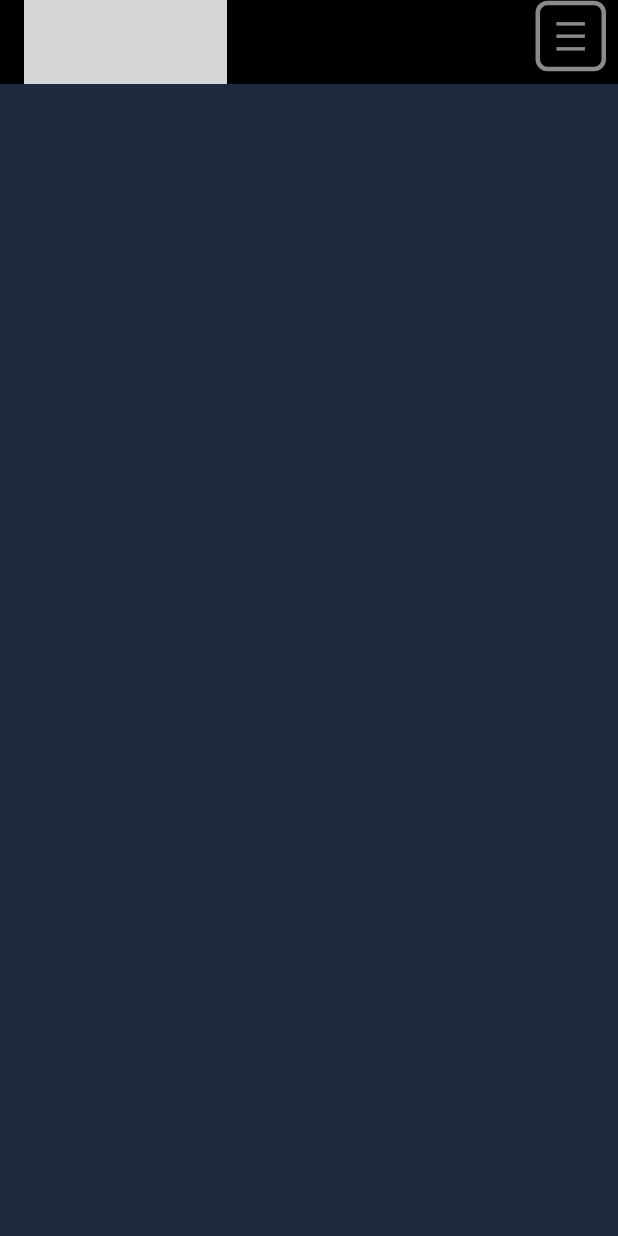
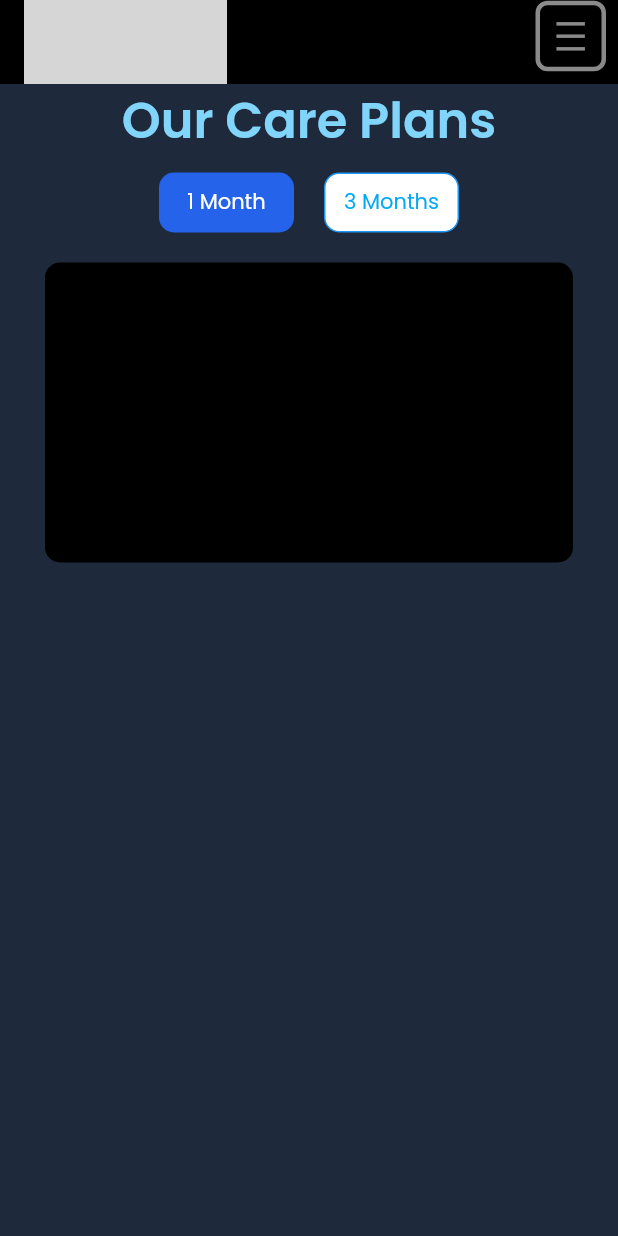
Before and after one commit to ayushgit2003/babynama, a Flutter app: the screen it shows after launch, on a phone screen of 412 x 824 dp. Run offline on Flutter 3.47's test engine with Material 2 defaults, Android fonts, the phone set to English and light mode, and no system bars; our stand-ins replace google_fonts; grey boxes are pictures that could not be loaded.

Commit message:
3 commit

```diff
--- a/lib/main.dart
+++ b/lib/main.dart
@@ -1,4 +1,6 @@
+import 'package:babynama/utils/CarePlanDetails.dart';
 import 'package:flutter/material.dart';
+import 'package:google_fonts/google_fonts.dart';
 
 void main() {
   runApp(const MyApp());
@@ -9,28 +11,15 @@ class MyApp extends StatelessWidget {
 
   @override
   Widget build(BuildContext context) {
-    return MaterialApp(
+    return const MaterialApp(
       debugShowCheckedModeBanner: false,
-      theme: ThemeData(
-        colorScheme: ColorScheme.fromSeed(seedColor: Colors.deepPurple),
-        useMaterial3: true,
-      ),
-      home: const MyHomePage(title: 'Flutter Demo Home Page'),
+      home: MyHomePage(title: 'Flutter Demo Home Page'),
     );
   }
 }
 
 class MyHomePage extends StatefulWidget {
   const MyHomePage({super.key, required this.title});
-
-  // This widget is the home page of your application. It is stateful, meaning
-  // that it has a State object (defined below) that contains fields that affect
-  // how it looks.
-
-  // This class is the configuration for the state. It holds the values (in this
-  // case the title) provided by the parent (in this case the App widget) and
-  // used by the build method of the State. Fields in a Widget subclass are
-  // always marked "final".
 
   final String title;
 
@@ -44,21 +33,28 @@ class _MyHomePageState extends State<MyHomePage> {
     return Scaffold(
       backgroundColor: Color(0xff1e293b),
       appBar: AppBar(
+        elevation: 0,
         backgroundColor: Colors.black,
         title: SizedBox(
-            height: 80, width: 135, child:Image.asset('assets/logo-new.jpeg',) ),
+            height: 80,
+            width: 135,
+            child: Image.asset(
+              'assets/logo-new.jpeg',
+            )),
         actions: [
           Center(
             child: Padding(
               padding: const EdgeInsets.only(bottom: 4),
               child: Container(
-                margin: EdgeInsets.only(right: 8,bottom: 4),
+                margin: EdgeInsets.only(right: 8, bottom: 4),
                 height: 47,
                 width: 47,
                 decoration: BoxDecoration(
-                  borderRadius: BorderRadius.circular(8),
-                  border: Border.all(color: Colors.white54, width :3,)
-                ),
+                    borderRadius: BorderRadius.circular(8),
+                    border: Border.all(
+                      color: Colors.white54,
+                      width: 3,
+                    )),
                 child: IconButton(
                   icon: const Icon(
                     Icons.density_medium,
@@ -74,6 +70,71 @@ class _MyHomePageState extends State<MyHomePage> {
           )
         ],
       ),
+      body: ListView(
+        children: [Column(
+          children: [
+            Text(
+              "Our Care Plans",
+              style: GoogleFonts.poppins(
+                  color: Colors.lightBlue[200],
+                  fontSize: 33,
+                  fontWeight: FontWeight.w600),
+            ),
+            const SizedBox(
+              height: 10,
+            ),
+            Row(
+              mainAxisAlignment: MainAxisAlignment.center,
+              children: [
+                Container(
+                  alignment: Alignment.center,
+                  height: 40,
+                  width: 90,
+                  decoration: BoxDecoration(
+                    color: const Color(0xff2563eb),
+                    borderRadius: BorderRadius.circular(10),
+                    // border: Border.all(color: Colors.lightBlue, width :1,)
+                  ),
+                  child: Text(
+                    "1 Month",
+                    style: GoogleFonts.poppins(
+                      color: Colors.white,
+                    ),
+                  ),
+                ),
+                const SizedBox(
+                  width: 20,
+                ),
+                Container(
+                  alignment: Alignment.center,
+                  height: 40,
+                  width: 90,
+                  decoration: BoxDecoration(
+                      color: Colors.white,
+                      borderRadius: BorderRadius.circular(10),
+                      border: Border.all(
+                        color: Colors.blue,
+                        width: 1,
+                      )),
+                  child: Text(
+                    "3 Months",
+                    style: GoogleFonts.poppins(color: Colors.lightBlue),
+                  ),
+                ),
+              ],
+            )
+          ],
+        ),
+          const SizedBox(
+            height: 20,
+          ),
+          const Column(
+            children: [
+               CarePlanDetails(),
+            ],
+          )
+      ]
+      ),
 
     );
   }
--- /dev/null
+++ b/lib/utils/CarePlanDetails.dart
@@ -0,0 +1,21 @@
+import 'package:flutter/material.dart';
+
+class CarePlanDetails extends StatelessWidget {
+  const CarePlanDetails({Key? key}) : super(key: key);
+
+  @override
+  Widget build(BuildContext context) {
+    return Padding(
+      padding: const EdgeInsets.symmetric(horizontal: 30),
+      child: Expanded(
+        child: Container(
+          height: 200,
+          decoration: BoxDecoration(
+            color:Colors.black,
+            borderRadius: BorderRadiusDirectional.circular(10)
+          ),
+        ),
+      ),
+    );
+  }
+}
--- a/pubspec.yaml
+++ b/pubspec.yaml
@@ -35,6 +35,7 @@ dependencies:
   # The following adds the Cupertino Icons font to your application.
   # Use with the CupertinoIcons class for iOS style icons.
   cupertino_icons: ^1.0.2
+  google_fonts: ^4.0.4
 
 dev_dependencies:
   flutter_test:
```
Also changed, not shown: pubspec.lock, 1 other file.
